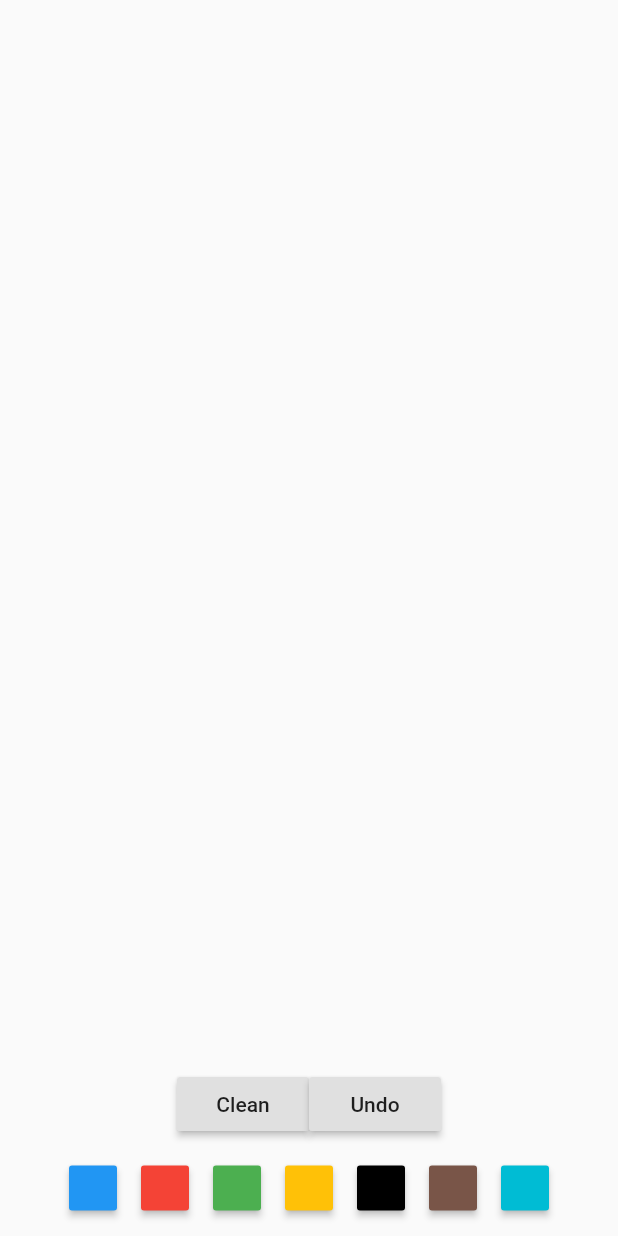
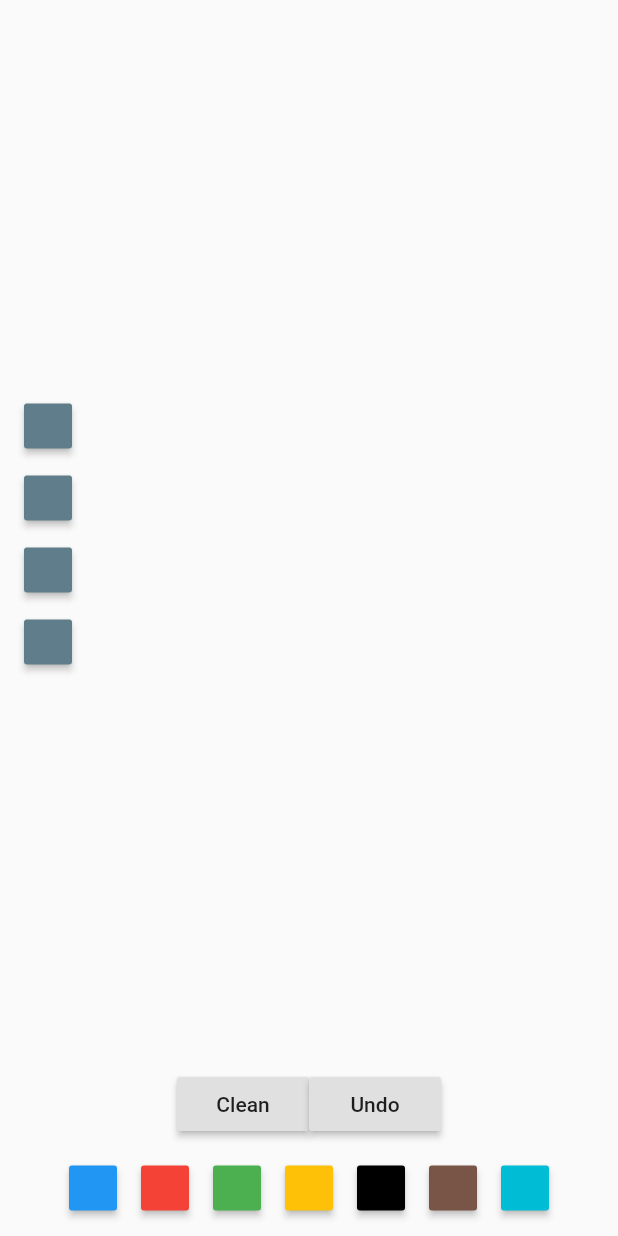
Before and after one commit to thomsontomy/kidspaint, a Flutter app: the screen it shows after launch, on a phone screen of 412 x 824 dp. Run offline on Flutter 3.47's test engine with Material 2 defaults, Android fonts, the phone set to English and light mode, and no system bars.

Commit message:
Brush thickness palette

```diff
--- a/lib/main.dart
+++ b/lib/main.dart
@@ -59,6 +59,8 @@ class KidsPaint extends StatefulWidget {
 }
 
 class KidsPaintState extends State<KidsPaint> {
+  Color _currentColour = Colors.red;
+  double _currentThickness = 5.0;
   PaintProperties _currentPaintProperties = PaintProperties(Colors.red, 5.0);
   DoubleLinkedQueue<PaintLine> _lines;
 
@@ -104,8 +106,17 @@ class KidsPaintState extends State<KidsPaint> {
         CustomPaint(painter: new KidsCanvasPainter(_lines)),
         Column(
           children: <Widget>[
-            Expanded(child: Text('')),
-            Row(
+            Expanded(child: buildBrushSizePalette()),
+            buildCleanupButtons(),
+            buildColorPalette(),
+          ],
+        )
+      ],
+    );
+  }
+
+  Row buildCleanupButtons() {
+    return Row(
       mainAxisAlignment: MainAxisAlignment.center,
       children: <Widget>[
         RaisedButton(
@@ -119,11 +130,6 @@ class KidsPaintState extends State<KidsPaint> {
         RaisedButton(
           onPressed: undoLastAction,
           child: Text('Undo'),
-                )
-              ],
-            ),
-            buildColorPalette(),
-          ],
         )
       ],
     );
@@ -154,8 +160,44 @@ class KidsPaintState extends State<KidsPaint> {
         child: MaterialButton(
           color: color,
           onPressed: () =>
-          _currentPaintProperties = PaintProperties(color, 5.0),
+          this
+            .._currentPaintProperties =
+            PaintProperties(color, _currentThickness)
+            .._currentColour = color,
         ));
+  }
+
+  Widget buildBrushSizePalette() {
+    return Row(
+      children: <Widget>[
+        Padding(
+          padding: const EdgeInsets.all(8),
+          child: Column(
+            mainAxisAlignment: MainAxisAlignment.center,
+            children: <Widget>[
+              getBrushSizeWidget(3.0),
+              getBrushSizeWidget(5.0),
+              getBrushSizeWidget(7.0),
+              getBrushSizeWidget(9.0)
+            ],
+          ),
+        ),
+      ],
+    );
+  }
+
+  Widget getBrushSizeWidget(double thickness) {
+    return ButtonTheme(
+      height: 30,
+      minWidth: 30,
+      child: MaterialButton(
+          color: Colors.blueGrey,
+          onPressed: () =>
+          this
+            .._currentPaintProperties =
+            PaintProperties(_currentColour, thickness)
+            .._currentThickness = thickness),
+    );
   }
 }
 
```
Lines whose indentation alone changed are shown as unchanged.
